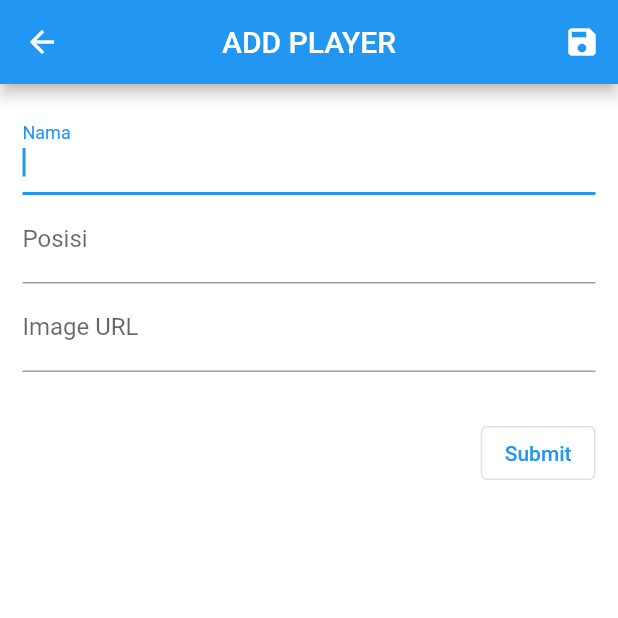
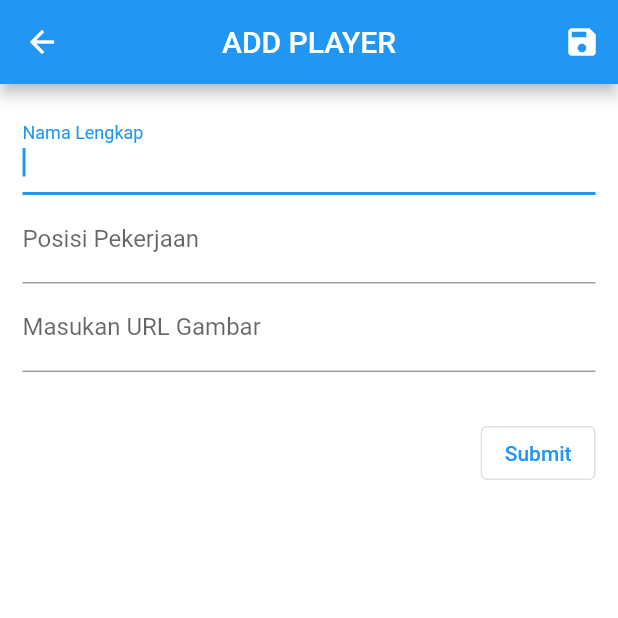
Before and after one commit to apridev/http-request-firebase, a Flutter app: the AddPlayer screen opened by its route, on a phone screen of 412 x 824 dp, the top half of it. Run offline on Flutter 3.47's test engine with Material 2 defaults, Android fonts, the phone set to English and light mode, and no system bars; our stand-ins replace cached_network_image, flutter_cache_manager; missing offline and left inert: dart:ffi; network calls fail.

Commit message:
add player page

```diff
--- a/lib/pages/add-player-page.dart
+++ b/lib/pages/add-player-page.dart
@@ -41,14 +41,14 @@ class AddPlayer extends StatelessWidget {
             TextFormField(
               autocorrect: false,
               autofocus: true,
-              decoration: InputDecoration(labelText: "Nama"),
+              decoration: InputDecoration(labelText: "Nama Lengkap"),
               textInputAction: TextInputAction.next,
               controller: nameController,
             ),
             TextFormField(
               autocorrect: false,
               autofocus: true,
-              decoration: InputDecoration(labelText: "Posisi"),
+              decoration: InputDecoration(labelText: "Posisi Pekerjaan"),
               textInputAction: TextInputAction.next,
               controller: positionController,
             ),
@@ -56,7 +56,7 @@ class AddPlayer extends StatelessWidget {
               autocorrect: false,
               autofocus: true,
               decoration: InputDecoration(
-                labelText: "Image URL",
+                labelText: "Masukan URL Gambar",
               ),
               textInputAction: TextInputAction.done,
               controller: imageController,
```
